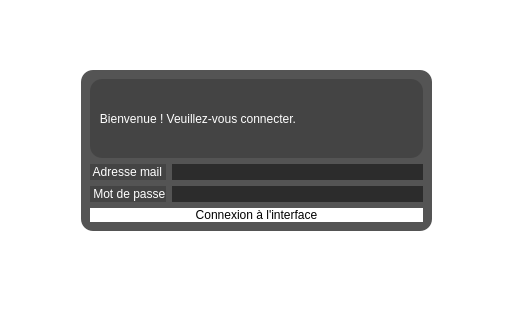
Before: the Qt Designer form src/vues/mainwindow.ui in LudovicTagnon/EasyTicket, drawn with Qt 5; both pictures show x 289 to 800 and y 150 to 470 of the 800 by 600 pixel window.
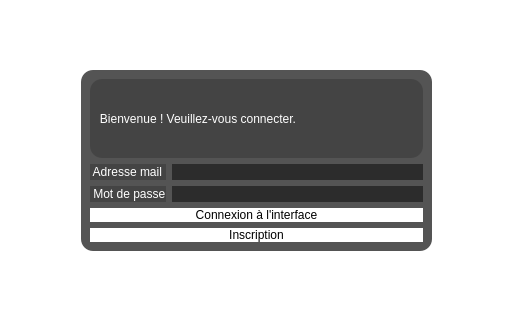
After: the same form once the commit is applied. Icons and pictures are not drawn.

Commit message: Création d'une vue inscription

Diff of the .ui file:
```diff
--- a/src/vues/mainwindow.ui
+++ b/src/vues/mainwindow.ui
@@ -36,7 +36,7 @@
       <x>370</x>
       <y>220</y>
       <width>351</width>
-      <height>161</height>
+      <height>181</height>
      </rect>
     </property>
     <property name="styleSheet">
@@ -109,6 +109,18 @@
        </property>
       </widget>
      </item>
+     <item>
+      <widget class="QPushButton" name="inscriptionButton">
+       <property name="styleSheet">
+        <string notr="true">color: black;
+background-color: rgba(255, 255, 255, 255);
+border-radius: 12%;</string>
+       </property>
+       <property name="text">
+        <string>Inscription</string>
+       </property>
+      </widget>
+     </item>
     </layout>
    </widget>
   </widget>
```
The commit also changes 4 other files.
